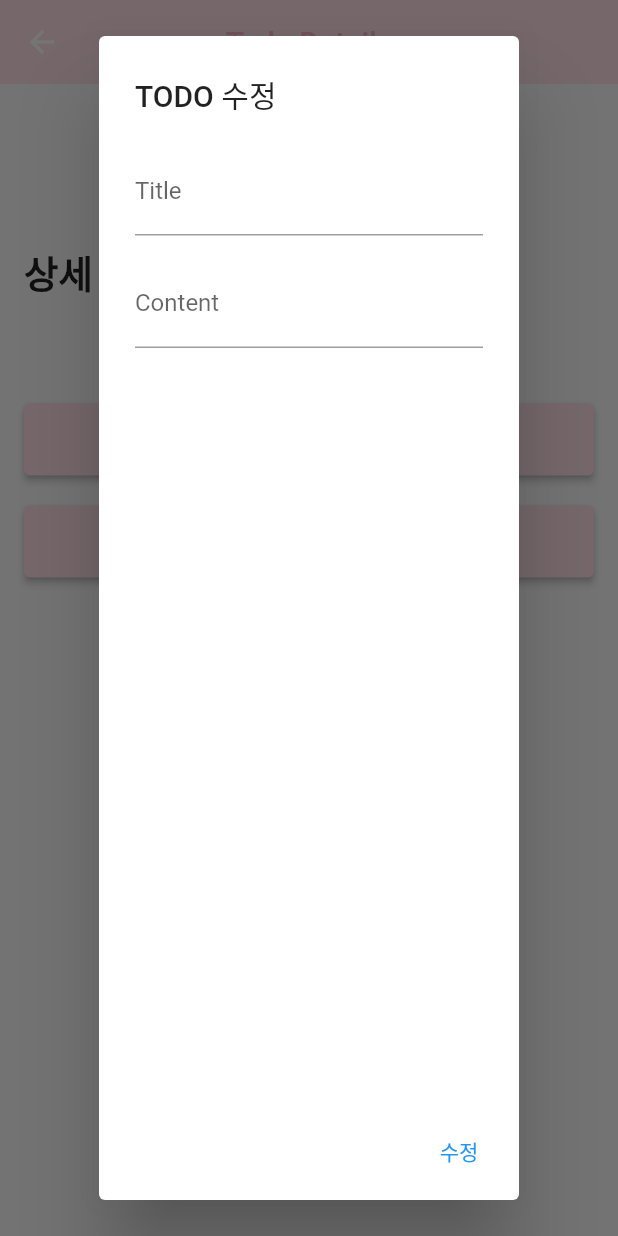
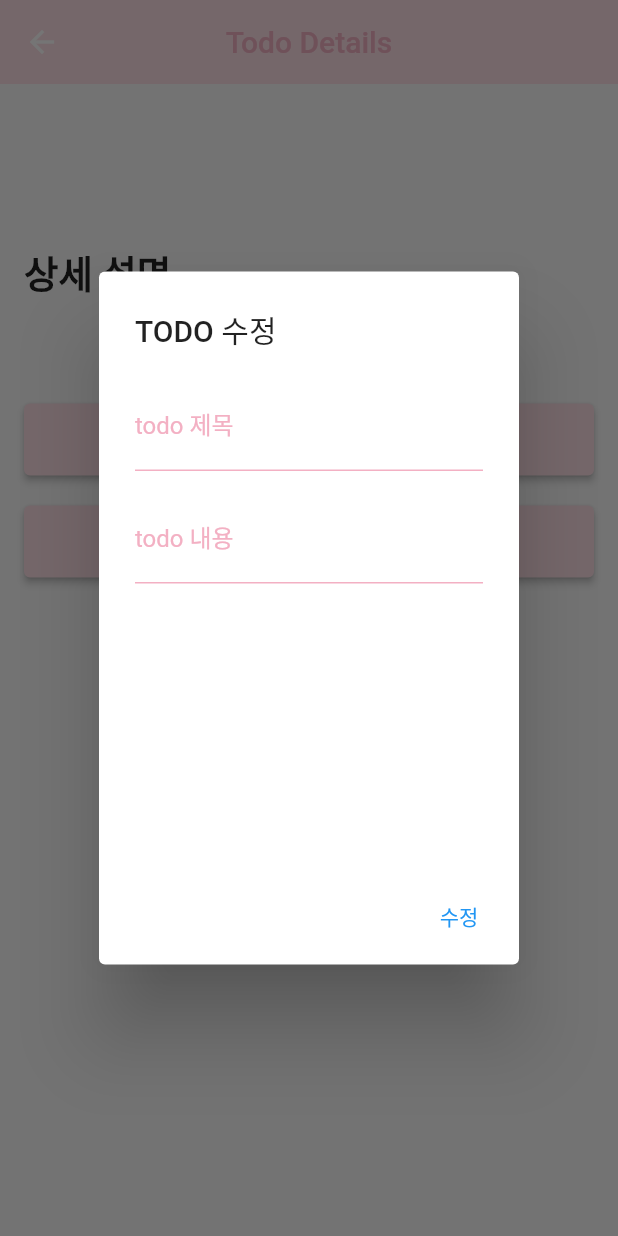
Before and after one commit to soohyang136/todo-app, a Flutter app: the TodoDetailScreen screen opened directly with empty values, after a tap on "수정", on a phone screen of 412 x 824 dp. Run offline on Flutter 3.47's test engine with Material 2 defaults, Android fonts, the phone set to English and light mode, and no system bars; our stand-ins replace table_calendar; network calls fail.

Commit message:
UPDATE :: todo 수정 dialog style

```diff
--- a/lib/secreens/add_todo_screen.dart
+++ b/lib/secreens/add_todo_screen.dart
@@ -78,9 +78,9 @@ class _AddTodoScreenState extends State<AddTodoScreen> {
             ),
             SizedBox(height: 16),
             TextField(
-              controller: _titleController,
+              controller: _contentController,
               decoration: InputDecoration(
-                labelText: 'todo 제목',
+                labelText: 'todo 내용',
                 labelStyle: TextStyle(
                   color: Color(0xFFF3B0C3), // 포커스된 상태에서의 labelText 색상
                 ),
--- a/lib/secreens/todo_detail_screen.dart
+++ b/lib/secreens/todo_detail_screen.dart
@@ -79,26 +79,51 @@ class _StateTodoDetailScreen extends State<TodoDetailScreen> {
                       minimumSize: Size(380, 48),
                       backgroundColor: Color(0xFFFEE1E8)),
                   onPressed: () => {
+                        _titleController.text = todo.title,
+                        _contentController.text = todo.content,
                         showDialog(
                             context: context,
                             builder: (BuildContext context) => AlertDialog(
                                   title: Text('TODO 수정'),
-                                  content: Column(
+                                  content: Container(
+                                    height: 300,
+                                    child: Column(
                                       children: [
                                         TextField(
                                           controller: _titleController,
                                           decoration: InputDecoration(
-                                          labelText: 'Title',
+                                            labelText: 'todo 제목',
+                                            labelStyle: TextStyle(
+                                              color: Color(0xFFF3B0C3), // 포커스된 상태에서의 labelText 색상
+                                            ),
+                                            focusedBorder: UnderlineInputBorder(
+                                              borderSide: BorderSide(color: Color(0xFFF3B0C3)), // 포커스된 상태에서의 밑줄 색상
+                                            ),
+                                            enabledBorder: UnderlineInputBorder(
+                                              borderSide: BorderSide(color: Color(0xFFF3B0C3)), // 비포커스 상태에서의 밑줄 색상
+                                            ),
+
                                           ),
                                         ),
                                         SizedBox(height: 16),
                                         TextField(
                                           controller: _contentController,
                                           decoration: InputDecoration(
-                                          labelText: 'Content',
+                                            labelText: 'todo 내용',
+                                            labelStyle: TextStyle(
+                                              color: Color(0xFFF3B0C3), // 포커스된 상태에서의 labelText 색상
+                                            ),
+                                            focusedBorder: UnderlineInputBorder(
+                                              borderSide: BorderSide(color: Color(0xFFF3B0C3)), // 포커스된 상태에서의 밑줄 색상
+                                            ),
+                                            enabledBorder: UnderlineInputBorder(
+                                              borderSide: BorderSide(color: Color(0xFFF3B0C3)), // 비포커스 상태에서의 밑줄 색상
+                                            ),
+
                                           ),
                                         ),
                                       ],
+                                    ),
                                   ),
                                   actions: [
                                     TextButton(
```
Lines whose indentation alone changed are shown as unchanged.
